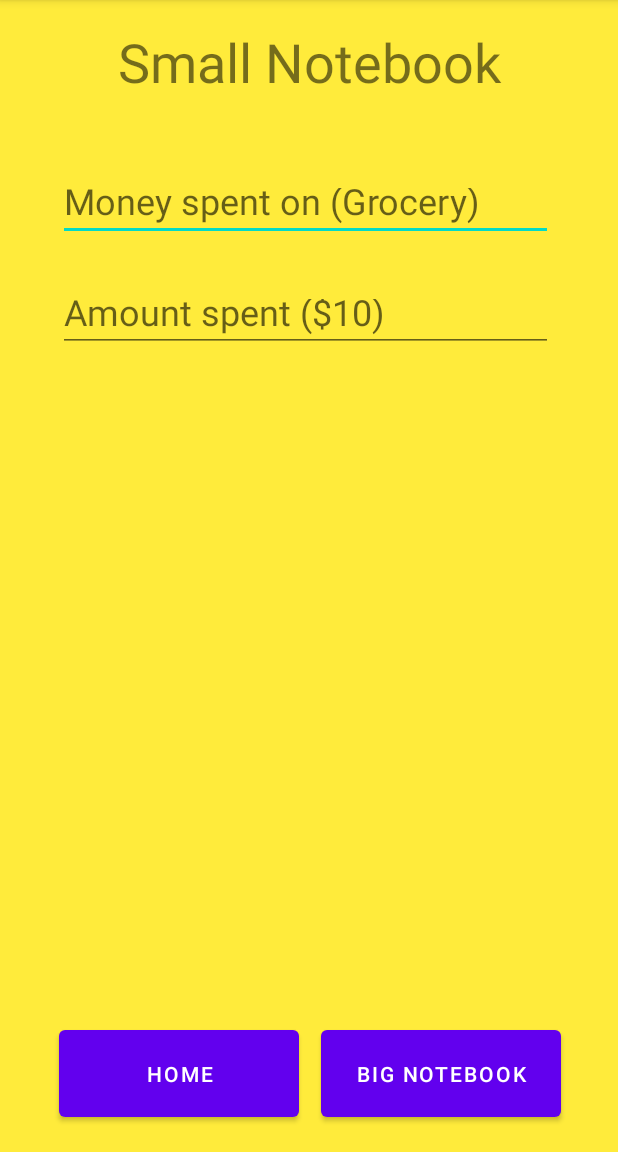
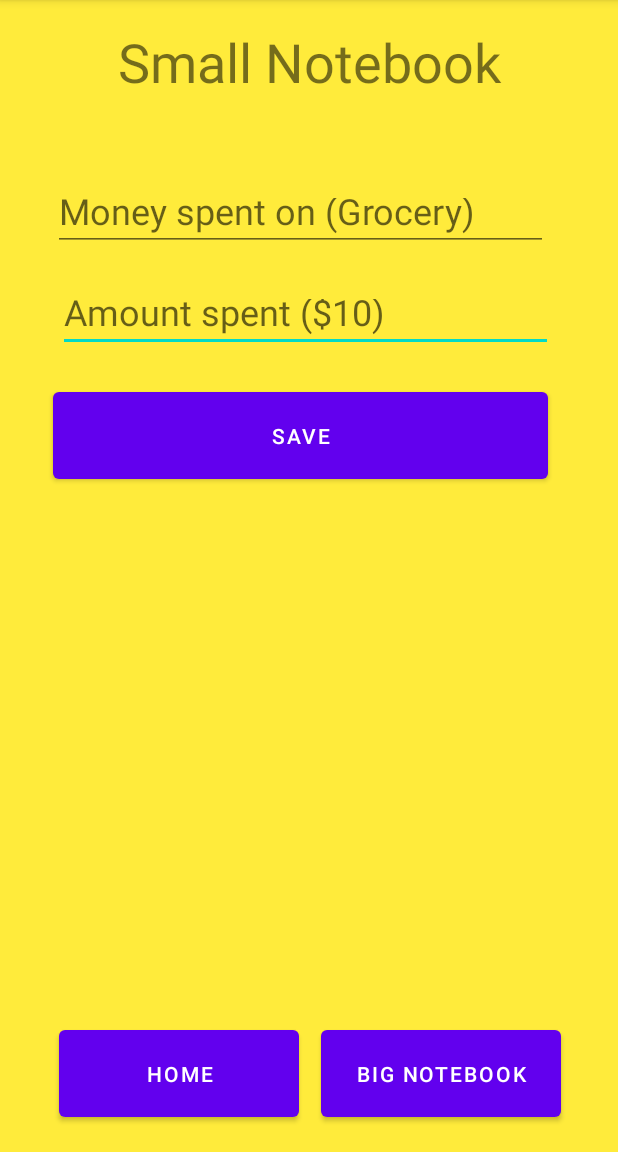
Before and after one commit to imohitsingh/Group-C-Final-Project, an Android app: the SmallNotebookActivity screen opened directly, with no data from a screen before it, on a phone screen of 412 x 824 dp, the part 84-1236 px from its top. Run offline under Robolectric (Android 15) with nearby library versions, the phone set to English and light mode, and no system bars.

Commit message:
Small notebook added list 14th March, 2021

```diff
--- a/app/src/main/java/com/example/groupcfinalproject/SmallNotebookActivity.java
+++ b/app/src/main/java/com/example/groupcfinalproject/SmallNotebookActivity.java
@@ -2,16 +2,51 @@ package com.example.groupcfinalproject;
 
 import androidx.appcompat.app.AppCompatActivity;
 
+import android.content.DialogInterface;
 import android.content.Intent;
 import android.os.Bundle;
 import android.view.View;
+import android.widget.ArrayAdapter;
+import android.widget.Button;
+import android.widget.EditText;
+import android.widget.ListView;
+import android.widget.Toast;
+
+import java.util.ArrayList;
 
 public class SmallNotebookActivity extends AppCompatActivity {
+
+    Button save;
+    ArrayList<String> addArray = new ArrayList<String>();
+    EditText inputText, inputNum;
+    ListView show;
 
     @Override
     protected void onCreate(Bundle savedInstanceState) {
         super.onCreate(savedInstanceState);
         setContentView(R.layout.activity_small_notebook);
+
+        inputText = (EditText)findViewById(R.id.editTextThing);
+        inputNum = (EditText)findViewById(R.id.editTextMoney);
+        show = (ListView)findViewById(R.id.expenses);
+        save =(Button)findViewById(R.id.saveBtn);
+        save.setOnClickListener(new View.OnClickListener(){
+            public void onClick(View v){
+                String getInputText = inputText.getText().toString();
+                String getInputNum = inputNum.getText().toString();
+
+                if(getInputText == null || getInputText.trim().equals("") || getInputNum == null || getInputNum.trim().equals("")){
+                    Toast.makeText(SmallNotebookActivity.this, R.string.emptyInput, Toast.LENGTH_LONG).show();
+                }
+
+                else{
+                    addArray.add(getInputText + " - $" + getInputNum);
+                    ArrayAdapter<String> adapter = new ArrayAdapter<String>(SmallNotebookActivity.this, android.R.layout.simple_list_item_1, addArray);
+                    show.setAdapter(adapter);
+
+                }
+            }
+        });
     }
 
     public void goTo_HomeActivity(View view) {
@@ -23,4 +58,6 @@ public class SmallNotebookActivity extends AppCompatActivity {
         Intent bignotebook_intent = new Intent(this, BigNotebookActivity.class);
         startActivity(bignotebook_intent);
     }
+
+
 }
--- a/app/src/main/res/layout/activity_small_notebook.xml
+++ b/app/src/main/res/layout/activity_small_notebook.xml
@@ -25,7 +25,7 @@
         android:layout_width="160dp"
         android:layout_height="70dp"
         android:onClick="goTo_BigNotebookActivity"
-        android:text="Big notebook"
+        android:text="@string/big_notebook"
         app:layout_constraintBottom_toBottomOf="parent"
         app:layout_constraintEnd_toEndOf="parent"
         app:layout_constraintHorizontal_bias="0.848"
@@ -47,22 +47,6 @@
         app:layout_constraintVertical_bias="0.024" />
 
     <EditText
-        android:id="@+id/editTextThing"
-        android:layout_width="330dp"
-        android:layout_height="45dp"
-        android:autofillHints=""
-        android:ems="10"
-        android:hint="@string/money_spent_on_grocery"
-        android:inputType="textPersonName"
-        android:textSize="24sp"
-        app:layout_constraintBottom_toBottomOf="parent"
-        app:layout_constraintEnd_toEndOf="parent"
-        app:layout_constraintHorizontal_bias="0.469"
-        app:layout_constraintStart_toStartOf="parent"
-        app:layout_constraintTop_toTopOf="parent"
-        app:layout_constraintVertical_bias="0.16" />
-
-    <EditText
         android:id="@+id/editTextMoney"
         android:layout_width="330dp"
         android:layout_height="45dp"
@@ -77,4 +61,44 @@
         app:layout_constraintStart_toStartOf="parent"
         app:layout_constraintTop_toTopOf="parent"
         app:layout_constraintVertical_bias="0.262" />
+
+    <EditText
+        android:id="@+id/editTextThing"
+        android:layout_width="330dp"
+        android:layout_height="45dp"
+        android:autofillHints=""
+        android:ems="10"
+        android:hint="@string/money_spent_on_grocery"
+        android:inputType="textPersonName"
+        android:textSize="24sp"
+        app:layout_constraintBottom_toBottomOf="parent"
+        app:layout_constraintEnd_toEndOf="parent"
+        app:layout_constraintHorizontal_bias="0.432"
+        app:layout_constraintStart_toStartOf="parent"
+        app:layout_constraintTop_toTopOf="parent"
+        app:layout_constraintVertical_bias="0.169" />
+
+    <Button
+        android:id="@+id/saveBtn"
+        android:layout_width="330dp"
+        android:layout_height="70dp"
+        android:text="@string/save"
+        app:layout_constraintBottom_toBottomOf="parent"
+        app:layout_constraintEnd_toEndOf="parent"
+        app:layout_constraintHorizontal_bias="0.431"
+        app:layout_constraintStart_toStartOf="parent"
+        app:layout_constraintTop_toTopOf="parent"
+        app:layout_constraintVertical_bias="0.366" />
+
+    <ListView
+        android:id="@+id/expenses"
+        android:layout_width="342dp"
+        android:layout_height="240dp"
+        app:layout_constraintBottom_toBottomOf="parent"
+        app:layout_constraintEnd_toEndOf="parent"
+        app:layout_constraintHorizontal_bias="0.507"
+        app:layout_constraintStart_toStartOf="parent"
+        app:layout_constraintTop_toTopOf="parent"
+        app:layout_constraintVertical_bias="0.698" />
+
 </androidx.constraintlayout.widget.ConstraintLayout>
--- a/app/src/main/res/values/strings.xml
+++ b/app/src/main/res/values/strings.xml
@@ -6,4 +6,6 @@
     <string name="home">Home</string>
     <string name="money_spent_on_grocery">Money spent on (Grocery)</string>
     <string name="amount_spent_10">Amount spent ($10)</string>
+    <string name="save">Save</string>
+    <string name="emptyInput">Input is empty</string>
 </resources>
```
